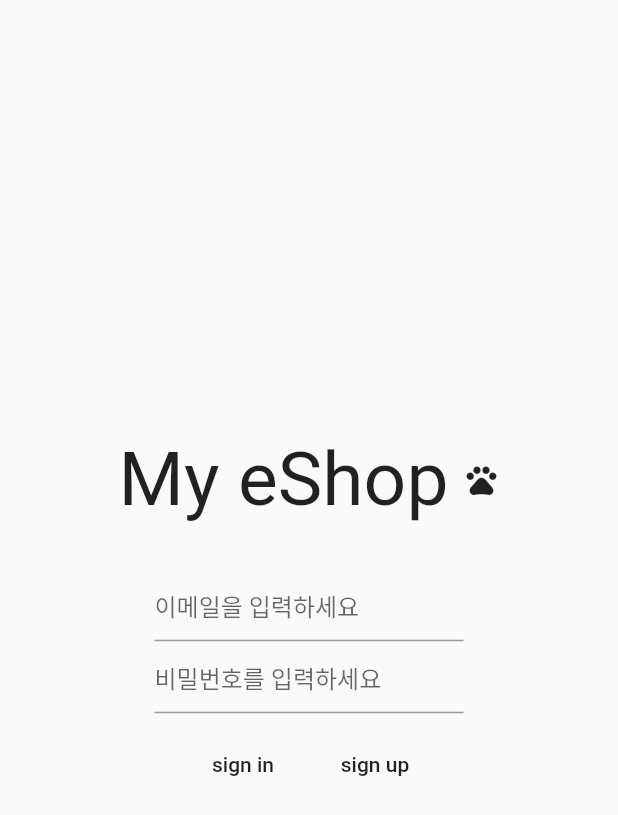
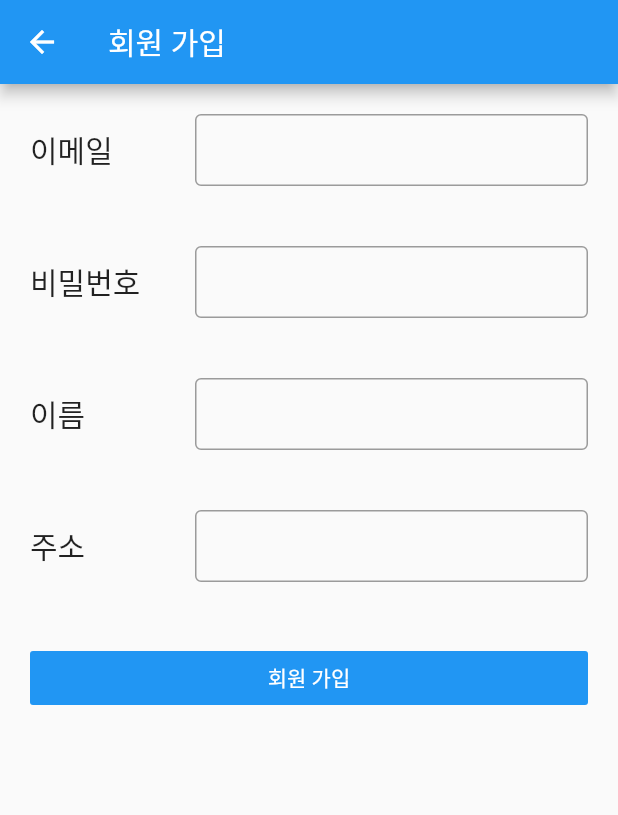
Before and after one commit to ijung/flutterPractice, a Flutter app: the screen it shows after launch, after a tap on "sign up", on a phone screen of 412 x 824 dp. Shown: the top 815 px of the screen. Run offline on Flutter 3.47's test engine with Material 2 defaults, Android fonts, the phone set to English and light mode, and no system bars; network calls fail.

Commit message:
3주차 끝

```diff
--- a/lib/main.dart
+++ b/lib/main.dart
@@ -1,6 +1,7 @@
 import 'package:flutter/material.dart';
 import 'package:test_app_001/widgets/Login.dart';
 import 'package:test_app_001/widgets/MainWidget.dart';
+import 'package:test_app_001/widgets/Register.dart';
 
 void main() => runApp(MyApp());
 
@@ -17,6 +18,7 @@ class MyApp extends StatelessWidget {
       routes: {
         '/': (context) => Login(),
         '/main': (context) => MainWidget(),
+        '/sign-up': (context) => Register(),
       },
     );
   }
--- a/lib/widgets/Login.dart
+++ b/lib/widgets/Login.dart
@@ -56,6 +56,10 @@ class _LoginState extends State<Login> {
                     FlatButton(
                       child: Text('sign in'),
                       onPressed: () async {
+//                        final res = await http.get('http://1.234.4.139:3300/api/items');
+//                        print('statusCode: ${res.statusCode}');
+//                        print('header: ${res.headers}');
+//                        print('body: ${res.body}');
                         await Navigator.pushNamed(context, '/main');
                         //print("테스트");
 //                        await Navigator.push(
@@ -67,7 +71,8 @@ class _LoginState extends State<Login> {
                     Container(height: 10,),
                     FlatButton(
                       child: Text('sign up'),
-                      onPressed: () {
+                      onPressed: () async {
+                        await Navigator.pushNamed(context, '/sign-up');
                       },
                     ),
                   ],
--- /dev/null
+++ b/lib/widgets/Register.dart
@@ -0,0 +1,115 @@
+import 'package:flutter/material.dart';
+
+
+class Register extends StatefulWidget {
+  @override
+  _RegisterState createState() => _RegisterState();
+}
+
+class _RegisterState extends State<Register> {
+  final _formKey = GlobalKey<FormState>();
+  final _scaffoldKey = GlobalKey<ScaffoldState>();
+
+  final _emailCtr = TextEditingController();
+  final _passCtr = TextEditingController();
+  final _nameCtr = TextEditingController();
+  final _addressCtr = TextEditingController();
+
+  var _isSubmittable = true;
+
+  @override
+  void dispose() {
+    // TODO: implement dispose
+    _emailCtr.dispose();
+    _passCtr.dispose();
+    _nameCtr.dispose();
+    _addressCtr.dispose();
+
+    super.dispose();
+  }
+
+  @override
+  Widget build(BuildContext context) {
+
+
+
+    return Scaffold(
+      key: _scaffoldKey,
+        appBar: AppBar(title: Text("회원 가입")),
+        body: Form(
+          key: _formKey,
+          child: SingleChildScrollView(
+              child: Column(children: <Widget>[
+                _buildFieldWidget("이메일", _emailCtr, (v) {
+                  if(v.trim() == '') return '값을 입력해 주세요';
+                  if(v.indexOf('@') == -1) return '이메일 형식이 아닙니다.';
+                  return null;}),
+                _buildFieldWidget("비밀번호", _passCtr, (v) {if(v.trim() == '') return '값을 입력해 주세요'; return null;}),
+                _buildFieldWidget("이름", _nameCtr, (v) {if(v.trim() == '') return '값을 입력해 주세요'; return null;}),
+                _buildFieldWidget("주소", _addressCtr, (v) {if(v.trim() == '') return '값을 입력해 주세요'; return null;}),
+
+                SizedBox(height: 20,),
+
+                Container(
+                  margin: EdgeInsets.only(left: 20, right: 20), width: double.infinity,
+                  child: FlatButton(
+                    child: Text("회원 가입"),
+                    color: Colors.blue,
+                    textColor: Colors.white,
+                    onPressed: !_isSubmittable ? null : () async {
+                      if(_formKey.currentState.validate() == false) return;
+                      print("성공!");
+
+                      _scaffoldKey.currentState.showSnackBar(
+                        SnackBar(
+                          content: Text("요청 중"),
+                          duration: Duration(seconds: 15),
+                        )
+                      );
+
+                      setState(() {
+                        _isSubmittable = false;
+                      });
+
+                      await Future.delayed(Duration(seconds: 1));
+                      _scaffoldKey.currentState.removeCurrentSnackBar();
+
+                      await Future.delayed(Duration(seconds: 2));
+                      _scaffoldKey.currentState.showSnackBar(
+                          SnackBar(
+                            content: Text("요청이 실패 했습니다."),
+                            duration: Duration(seconds: 1),
+                          )
+                      );
+                      setState(() {
+                        _isSubmittable = true;
+                      });
+
+                    },
+                  ),
+                )
+
+              ],)),
+        )
+    );
+  }
+
+
+  Widget _buildFieldWidget(String name, TextEditingController ctr, Function validator)
+  {
+    return Container(
+      margin: EdgeInsets.fromLTRB(20, 20, 20, 20),
+      child: Row(children: <Widget>[
+        SizedBox(width: 90, child: Text(name, style: TextStyle(fontSize: 20),)),
+        SizedBox(width: 20,),
+        Expanded(
+            child: TextFormField(
+              controller: ctr,
+              keyboardType: TextInputType.text,
+              decoration:  InputDecoration(border: OutlineInputBorder(), contentPadding: EdgeInsets.all(9)),
+              validator: validator,
+            ))
+      ]),
+    );
+  }
+}
--- a/pubspec.yaml
+++ b/pubspec.yaml
@@ -23,6 +23,8 @@ dependencies:
   # The following adds the Cupertino Icons font to your application.
   # Use with the CupertinoIcons class for iOS style icons.
   cupertino_icons: ^0.1.2
+
+  http: ^0.12.0+4
 
 dev_dependencies:
   flutter_test:
```
Also changed, not shown: lib/utils/StringUtil.dart (added, +26 -0 lines), lib/widgets/Cart.dart (+222 -185 lines), lib/widgets/ItemDetail.dart (+44 -5 lines), lib/widgets/ItemList.dart (+14 -1 lines), lib/widgets/MainWidget.dart (+24 -6 lines), pubspec.lock.
